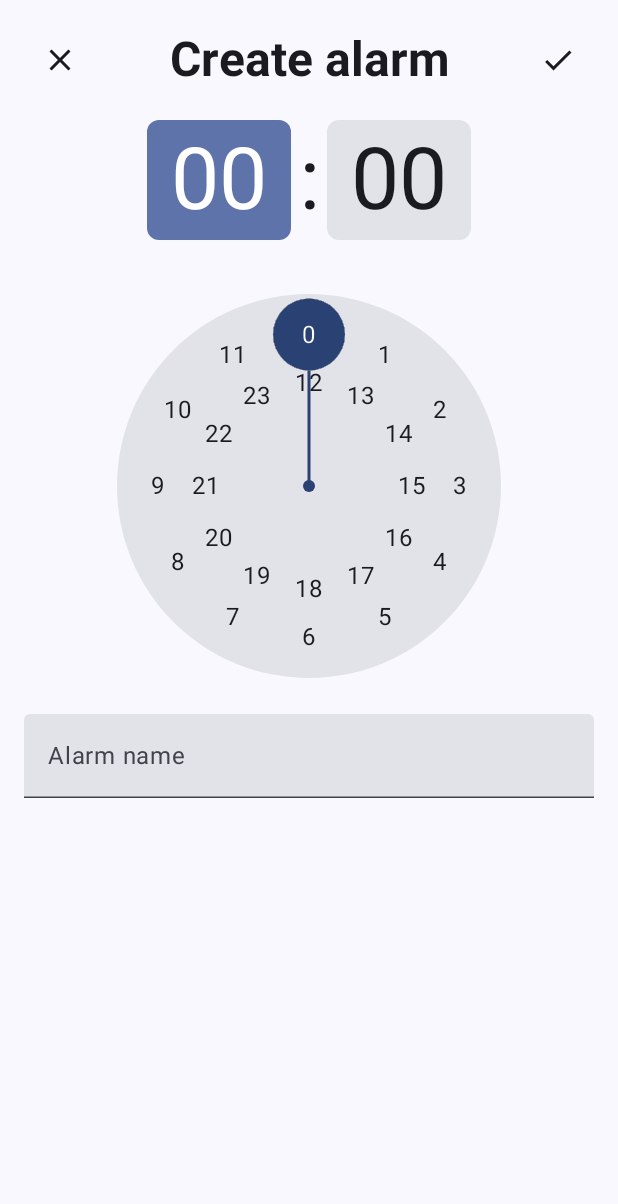
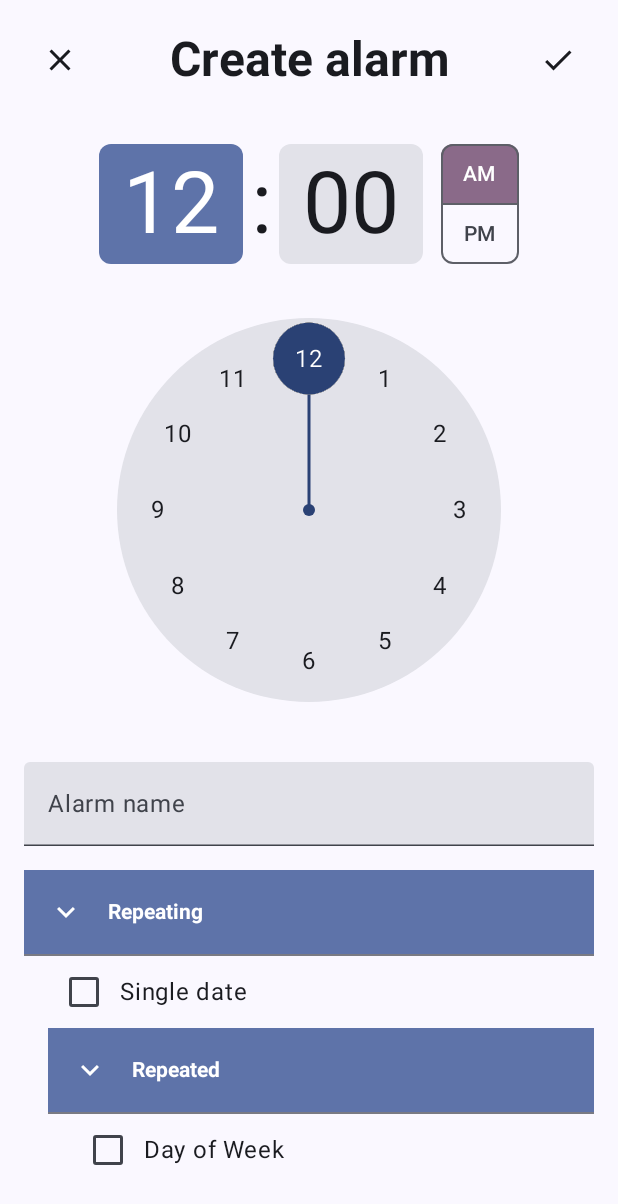
Before and after one commit to LeFlo62/Never-Late, an Android app built with Jetpack Compose: the screen it shows after launch (EditAlarmActivity), after a tap on "Add", on a phone screen of 412 x 824 dp. Shown: the top 1204 px of the screen. Run offline under Robolectric (Android 15) with nearby library versions, the phone set to English and light mode, and no system bars; our stand-ins replace Room's generated code, livedata-compose; 1 statement that could not run was skipped.

Commit message:
Added rules to alarms

```diff
--- a/app/build.gradle.kts
+++ b/app/build.gradle.kts
@@ -67,6 +67,7 @@ dependencies {
     implementation(platform("androidx.compose:compose-bom:2023.03.00"))
     implementation("androidx.appcompat:appcompat:1.6.1")
     implementation(platform("androidx.compose:compose-bom:2023.08.00"))
+    implementation("com.google.code.gson:gson:2.10")
     testImplementation("junit:junit:4.13.2")
     androidTestImplementation("androidx.test.ext:junit:1.1.5")
     androidTestImplementation("androidx.test.espresso:espresso-core:3.5.1")
--- a/app/src/main/java/fr/isep/mobiledev/neverlate/AppDatabase.kt
+++ b/app/src/main/java/fr/isep/mobiledev/neverlate/AppDatabase.kt
@@ -4,10 +4,13 @@ import android.content.Context
 import androidx.room.Database
 import androidx.room.Room
 import androidx.room.RoomDatabase
+import androidx.room.TypeConverters
+import fr.isep.mobiledev.neverlate.converter.RuleConverter
 import fr.isep.mobiledev.neverlate.dao.AlarmDao
 import fr.isep.mobiledev.neverlate.entities.Alarm
 
-@Database(entities = [Alarm::class], version = 1)
+@Database(entities = [Alarm::class], version = 10)
+@TypeConverters(RuleConverter::class)
 abstract class AppDatabase : RoomDatabase() {
 
     abstract fun alarmDao(): AlarmDao
@@ -23,7 +26,9 @@ abstract class AppDatabase : RoomDatabase() {
         }
 
         private fun buildDatabase(context: Context): AppDatabase {
-            return Room.databaseBuilder(context, AppDatabase::class.java, "neverlate")
+            return Room
+                .databaseBuilder(context, AppDatabase::class.java, "neverlate")
+                .fallbackToDestructiveMigration()
                 .build()
         }
     }
--- a/app/src/main/java/fr/isep/mobiledev/neverlate/activities/EditAlarmActivity.kt
+++ b/app/src/main/java/fr/isep/mobiledev/neverlate/activities/EditAlarmActivity.kt
@@ -1,25 +1,29 @@
 package fr.isep.mobiledev.neverlate.activities
 
-import android.annotation.SuppressLint
 import android.os.Bundle
 import androidx.activity.ComponentActivity
 import androidx.activity.compose.setContent
 import androidx.activity.viewModels
 import androidx.compose.foundation.BorderStroke
-import androidx.compose.foundation.border
+import androidx.compose.foundation.layout.Arrangement
 import androidx.compose.foundation.layout.Column
 import androidx.compose.foundation.layout.Row
 import androidx.compose.foundation.layout.fillMaxSize
 import androidx.compose.foundation.layout.fillMaxWidth
 import androidx.compose.foundation.layout.padding
+import androidx.compose.foundation.rememberScrollState
+import androidx.compose.foundation.verticalScroll
 import androidx.compose.material.icons.Icons
 import androidx.compose.material.icons.filled.Check
 import androidx.compose.material.icons.filled.Close
-import androidx.compose.material3.Button
-import androidx.compose.material3.ButtonDefaults
+import androidx.compose.material3.Checkbox
+import androidx.compose.material3.DatePicker
+import androidx.compose.material3.DatePickerState
+import androidx.compose.material3.DisplayMode
 import androidx.compose.material3.ExperimentalMaterial3Api
 import androidx.compose.material3.Icon
 import androidx.compose.material3.IconButton
+import androidx.compose.material3.IconButtonDefaults
 import androidx.compose.material3.MaterialTheme
 import androidx.compose.material3.OutlinedButton
 import androidx.compose.material3.Surface
@@ -27,14 +31,16 @@ import androidx.compose.material3.Text
 import androidx.compose.material3.TextField
 import androidx.compose.material3.TimePicker
 import androidx.compose.material3.TimePickerState
+import androidx.compose.material3.minimumInteractiveComponentSize
 import androidx.compose.runtime.Composable
 import androidx.compose.runtime.getValue
-import androidx.compose.runtime.livedata.observeAsState
 import androidx.compose.runtime.mutableStateOf
 import androidx.compose.runtime.remember
 import androidx.compose.runtime.setValue
 import androidx.compose.ui.Alignment
 import androidx.compose.ui.Modifier
+import androidx.compose.ui.res.booleanResource
+import androidx.compose.ui.res.stringArrayResource
 import androidx.compose.ui.res.stringResource
 import androidx.compose.ui.text.font.FontWeight
 import androidx.compose.ui.text.style.TextAlign
@@ -47,6 +53,11 @@ import fr.isep.mobiledev.neverlate.dto.AlarmDTO
 import fr.isep.mobiledev.neverlate.entities.Alarm
 import fr.isep.mobiledev.neverlate.model.AlarmViewModel
 import fr.isep.mobiledev.neverlate.model.AlarmViewModelFactory
+import fr.isep.mobiledev.neverlate.rules.DayOfWeek
+import fr.isep.mobiledev.neverlate.rules.PreciseDate
+import fr.isep.mobiledev.neverlate.rules.Rule
+import fr.isep.mobiledev.neverlate.utils.Section
+import java.util.Calendar
 
 class EditAlarmActivity : ComponentActivity() {
 
@@ -64,14 +75,13 @@ class EditAlarmActivity : ComponentActivity() {
                     color = MaterialTheme.colorScheme.background
                 ) {
                     if(intent.hasExtra(AlarmDTO.ALARM_EXTRA)) {
-                        val alarmDto : AlarmDTO?
-                        if (android.os.Build.VERSION.SDK_INT >= android.os.Build.VERSION_CODES.TIRAMISU) {
-                            alarmDto = intent.getParcelableExtra(AlarmDTO.ALARM_EXTRA, AlarmDTO::class.java)
+                        val alarmDto : AlarmDTO? = if (android.os.Build.VERSION.SDK_INT >= android.os.Build.VERSION_CODES.TIRAMISU) {
+                            intent.getParcelableExtra(AlarmDTO.ALARM_EXTRA, AlarmDTO::class.java)
                         } else {
-                            alarmDto = intent.getParcelableExtra<AlarmDTO>(AlarmDTO.ALARM_EXTRA)
+                            intent.getParcelableExtra<AlarmDTO>(AlarmDTO.ALARM_EXTRA)
                         }
                         if(alarmDto != null) {
-                            EditAlarm(Alarm(alarmDto.id, if(alarmDto.name != null) alarmDto.name!! else "", alarmDto.hour, alarmDto.minute, alarmDto.toggled))
+                            EditAlarm(Alarm(alarmDto.id, if(alarmDto.name != null) alarmDto.name!! else "", alarmDto.hour, alarmDto.minute, alarmDto.toggled, alarmDto.rules))
                         }
                     } else {
                         EditAlarm()
@@ -90,12 +100,20 @@ class EditAlarmActivity : ComponentActivity() {
             return
         }
 
+        val currentYear = Calendar.getInstance().get(Calendar.YEAR)
+
         Column(modifier = Modifier
             .fillMaxSize()
-            .padding(16.dp)){
+            .padding(16.dp)
+            .verticalScroll(rememberScrollState()),
+            verticalArrangement = Arrangement.spacedBy(16.dp)
+        ){
+            val is24Hour = booleanResource(id = R.bool.is24Hour)
+            val timeState by remember(alarm) { mutableStateOf(TimePickerState(alarm.hour, alarm.minute, is24Hour)) }
+            var name by remember(alarm) { mutableStateOf(alarm.name) }
+            var rules by remember(alarm) { mutableStateOf(alarm.rules) }
 
-            val timeState by remember(alarm) { mutableStateOf(TimePickerState(alarm.hour, alarm.minute, true)) }
-            var name by remember(alarm) { mutableStateOf(alarm.name) }
+            val datePickerState by remember { mutableStateOf(DatePickerState(System.currentTimeMillis(), null, currentYear..(currentYear+100), DisplayMode.Picker)) }
 
             Row(modifier = Modifier
                 .fillMaxWidth()
@@ -124,6 +142,12 @@ class EditAlarmActivity : ComponentActivity() {
                         alarm.minute = timeState.minute
                         alarm.name = name
 
+                        if(rules.any{ it.javaClass == PreciseDate::class.java }){
+                            rules = listOf(PreciseDate(Calendar.getInstance().apply { timeInMillis = datePickerState.selectedDateMillis!! }))
+                        }
+
+                        alarm.rules = rules
+
                         alarmViewModel.upsert(alarm)
                         finish()
                     }
@@ -133,22 +157,68 @@ class EditAlarmActivity : ComponentActivity() {
             }
 
             TimePicker(state = timeState, modifier = Modifier.fillMaxWidth())
+
             TextField(value = name,
                 modifier = Modifier.fillMaxWidth(),
                 singleLine = true,
                 placeholder = { Text(text = stringResource(R.string.alarm_name)) },
                 onValueChange = {
                     name = it
-                    println(name)
                 }
             )
 
 
+            //TODO save to database
+            Section(name = stringResource(R.string.repeat), opened = true) {
+                var singleDate by remember { mutableStateOf(rules.any { it.javaClass == PreciseDate::class.java }) }
+                Row{
+                    Checkbox(checked = singleDate, onCheckedChange = {
+                        singleDate = it
+                    })
+                    Text(text = stringResource(R.string.single_date), modifier = Modifier.align(Alignment.CenterVertically))
+                }
+                if(singleDate){
+                    DatePicker(state = datePickerState, modifier = Modifier.fillMaxWidth())
+                }
+                Section(name = stringResource(id = R.string.repeated), opened = true, disabled = singleDate) {
+                    var dayOfWeek by remember(alarm) { mutableStateOf(rules.any{it.javaClass == DayOfWeek::class.java}) }
+                    Row{
+                        Checkbox(checked = dayOfWeek, onCheckedChange = {dayOfWeek = it})
+                        Text(text = stringResource(R.string.day_of_week), modifier = Modifier.align(Alignment.CenterVertically))
+                    }
+                    if(dayOfWeek){
+                        var days by remember(alarm) { mutableStateOf(if(rules.any{it.javaClass == DayOfWeek::class.java}) (rules.find { it.javaClass == DayOfWeek::class.java } as DayOfWeek).days else listOf(false, false, false, false, false, false, false)) }
+
+                        Row{
+                            for(day in 0..6){
+                               IconButton(
+                                  onClick = {
+                                    days = days.toMutableList().apply {
+                                         set(day, !get(day))
+                                    }
+                                    rules = listOf(DayOfWeek(days))
+                                  },
+                                  modifier = Modifier
+                                      .weight(1f)
+                                      .minimumInteractiveComponentSize()
+                                      .padding(4.dp),
+                                  colors = IconButtonDefaults.iconButtonColors(
+                                    containerColor = if(days[day]) MaterialTheme.colorScheme.primary else MaterialTheme.colorScheme.primaryContainer,
+                                    contentColor = if(days[day]) MaterialTheme.colorScheme.onPrimary else MaterialTheme.colorScheme.onPrimaryContainer
+                                  )
+                               ) {
+                                   Text(text = stringArrayResource(id = R.array.day_of_week_short)[day])
+                               }
+                            }
+                        }
+                    }
+                }
+            }
+
             if(alarm.id != 0){
                 OutlinedButton(
                     modifier = Modifier
-                        .fillMaxWidth()
-                        .padding(top = 16.dp),
+                        .fillMaxWidth(),
                     border = BorderStroke(1.dp, MaterialTheme.colorScheme.error),
                     onClick = {
                         alarmViewModel.delete(alarm)
--- a/app/src/main/java/fr/isep/mobiledev/neverlate/activities/MainActivity.kt
+++ b/app/src/main/java/fr/isep/mobiledev/neverlate/activities/MainActivity.kt
@@ -4,6 +4,7 @@ import android.app.AlarmManager
 import android.app.PendingIntent
 import android.content.Intent
 import android.os.Bundle
+import android.text.format.DateFormat
 import androidx.activity.ComponentActivity
 import androidx.activity.compose.setContent
 import androidx.activity.viewModels
@@ -36,6 +37,7 @@ import androidx.compose.runtime.remember
 import androidx.compose.runtime.setValue
 import androidx.compose.ui.Alignment
 import androidx.compose.ui.Modifier
+import androidx.compose.ui.res.stringResource
 import androidx.compose.ui.text.font.FontWeight
 import androidx.compose.ui.tooling.preview.Preview
 import androidx.compose.ui.unit.dp
@@ -46,6 +48,7 @@ import fr.isep.mobiledev.neverlate.dto.AlarmDTO
 import fr.isep.mobiledev.neverlate.entities.Alarm
 import fr.isep.mobiledev.neverlate.model.AlarmViewModel
 import fr.isep.mobiledev.neverlate.model.AlarmViewModelFactory
+import java.util.Calendar
 
 
 class MainActivity : ComponentActivity() {
@@ -64,7 +67,7 @@ class MainActivity : ComponentActivity() {
                     color = MaterialTheme.colorScheme.background
                 ) {
                     Box{
-                        AlarmList(alarmViewModel)
+                        AlarmList()
                         IconButton(
                             modifier = Modifier
                                 .align(Alignment.BottomCenter)
@@ -88,8 +91,8 @@ class MainActivity : ComponentActivity() {
     }
 
     @Composable
-    private fun AlarmList(viewModel : AlarmViewModel){
-        val alarms : List<Alarm> by viewModel.allAlarms.observeAsState(listOf())
+    private fun AlarmList(){
+        val alarms : List<Alarm> by alarmViewModel.allAlarms.observeAsState(listOf())
 
         LazyColumn(modifier = Modifier
             .fillMaxSize()
@@ -107,7 +110,6 @@ class MainActivity : ComponentActivity() {
         }
     }
 
-    @Preview(showBackground = true)
     @Composable
     fun AlarmItem(modifier: Modifier = Modifier, alarm: Alarm = Alarm(0, "Test", 9, 10, true)) {
         Row(modifier = Modifier
@@ -124,8 +126,13 @@ class MainActivity : ComponentActivity() {
                     Text(text = alarm.name, style = MaterialTheme.typography.labelSmall, modifier = Modifier.fillMaxWidth(), color = MaterialTheme.colorScheme.onPrimaryContainer)
                 }
 
-                Text(text = "${alarm.hour}:${alarm.minute}", style = MaterialTheme.typography.headlineLarge, fontWeight = FontWeight.Bold, color = MaterialTheme.colorScheme.onPrimaryContainer)
-                Text(text = "Tomorrow", style = MaterialTheme.typography.labelLarge, color = MaterialTheme.colorScheme.onPrimaryContainer)
+                val formattedTriggerTime = DateFormat.format(stringResource(R.string.time_format), (24*60*alarm.hour+alarm.minute)*60*1000L).toString()
+                Text(text = formattedTriggerTime, style = MaterialTheme.typography.headlineLarge, fontWeight = FontWeight.Bold, color = MaterialTheme.colorScheme.onPrimaryContainer)
+
+                val calendar : Calendar = Calendar.getInstance()
+                calendar.timeInMillis = alarm.getNextExecution()
+                val formattedDate = android.text.format.DateFormat.format(stringResource(R.string.full_date_format), calendar).toString()
+                Text(text = formattedDate, style = MaterialTheme.typography.labelLarge, color = MaterialTheme.colorScheme.onPrimaryContainer)
 
             }
 
--- /dev/null
+++ b/app/src/main/java/fr/isep/mobiledev/neverlate/converter/Convertable.kt
@@ -0,0 +1,5 @@
+package fr.isep.mobiledev.neverlate.converter
+
+interface Convertable {
+    fun getClassName(): String
+}
--- /dev/null
+++ b/app/src/main/java/fr/isep/mobiledev/neverlate/rules/Rule.kt
@@ -0,0 +1,9 @@
+package fr.isep.mobiledev.neverlate.rules
+
+import fr.isep.mobiledev.neverlate.converter.Convertable
+
+interface Rule : Convertable {
+
+    fun getNextExecution(time : Long) : Long
+
+}
--- /dev/null
+++ b/app/src/main/java/fr/isep/mobiledev/neverlate/utils/Section.kt
@@ -0,0 +1,65 @@
+package fr.isep.mobiledev.neverlate.utils
+
+import androidx.compose.foundation.background
+import androidx.compose.foundation.clickable
+import androidx.compose.foundation.layout.Column
+import androidx.compose.foundation.layout.Row
+import androidx.compose.foundation.layout.fillMaxWidth
+import androidx.compose.foundation.layout.padding
+import androidx.compose.material.icons.Icons
+import androidx.compose.material.icons.filled.KeyboardArrowDown
+import androidx.compose.material.icons.filled.KeyboardArrowUp
+import androidx.compose.material3.Divider
+import androidx.compose.material3.Icon
+import androidx.compose.material3.MaterialTheme
+import androidx.compose.material3.Text
+import androidx.compose.runtime.Composable
+import androidx.compose.runtime.getValue
+import androidx.compose.runtime.mutableStateOf
+import androidx.compose.runtime.remember
+import androidx.compose.runtime.setValue
+import androidx.compose.ui.Modifier
+import androidx.compose.ui.tooling.preview.Preview
+import androidx.compose.ui.unit.Dp
+import androidx.compose.ui.unit.dp
+
+@Composable
+fun Section(modifier : Modifier = Modifier, headerModifier : Modifier = Modifier, name: String, opened: Boolean = false, disabled : Boolean = false, paddingLeft: Dp = 16.dp, content: @Composable () -> Unit) {
+    var _opened : Boolean by remember(opened, disabled) { mutableStateOf(!disabled && opened) }
+    Column(modifier = modifier) {
+        Row(
+            modifier = Modifier
+                .then(headerModifier)
+                .background(if(disabled) MaterialTheme.colorScheme.secondaryContainer else MaterialTheme.colorScheme.primaryContainer)
+                .fillMaxWidth()
+                .clickable {
+                    _opened = !disabled && !_opened
+                },
+            verticalAlignment = androidx.compose.ui.Alignment.CenterVertically
+        ) {
+            Icon(
+                imageVector = if (_opened) Icons.Filled.KeyboardArrowDown else Icons.Filled.KeyboardArrowUp,
+                contentDescription = null,
+                tint = MaterialTheme.colorScheme.onPrimaryContainer,
+                modifier = Modifier.padding(16.dp)
+            )
+            Text(
+                text = name,
+                color = MaterialTheme.colorScheme.onPrimaryContainer,
+                style = androidx.compose.ui.text.TextStyle(fontWeight = androidx.compose.ui.text.font.FontWeight.Bold),
+                textAlign = androidx.compose.ui.text.style.TextAlign.Start,
+                modifier = Modifier.weight(1f)
+            )
+        }
+        Divider()
+        if (_opened && !disabled) {
+            Column(
+                modifier = Modifier
+                    .fillMaxWidth()
+                    .padding(start = paddingLeft)
+            ){
+                content()
+            }
+        }
+    }
+}
--- /dev/null
+++ b/app/src/main/res/values/presets.xml
@@ -0,0 +1,4 @@
+<?xml version="1.0" encoding="utf-8"?>
+<resources>
+    <bool name="is24Hour">false</bool>
+</resources>
--- a/app/src/main/res/values/strings.xml
+++ b/app/src/main/res/values/strings.xml
@@ -10,4 +10,20 @@
     <string name="close">Close</string>
     <string name="save">Save</string>
     <string name="add">Add</string>
+    <string name="repeat">Repeating</string>
+    <string name="single_date">Single date</string>
+    <string name="repeated">Repeated</string>
+    <string name="day_of_week">Day of Week</string>
+    <string name="full_date_format">M/d/yy hh:mm a</string>
+    <string name="time_format">hh:mm a</string>
+    <string-array name="day_of_week_short">
+        <item>S</item>
+        <item>M</item>
+        <item>T</item>
+        <item>W</item>
+        <item>T</item>
+        <item>F</item>
+        <item>S</item>
+    </string-array>
+
 </resources>
```
Also changed, not shown: app/src/main/java/fr/isep/mobiledev/neverlate/converter/ConvertableDeserializer.kt (added, +34 -0 lines), app/src/main/java/fr/isep/mobiledev/neverlate/converter/RuleConverter.kt (added, +42 -0 lines), app/src/main/java/fr/isep/mobiledev/neverlate/dto/AlarmDTO.kt (+8 -3 lines), app/src/main/java/fr/isep/mobiledev/neverlate/entities/Alarm.kt (+19 -2 lines), app/src/main/java/fr/isep/mobiledev/neverlate/rules/RuleFunctions.kt (added, +81 -0 lines), 2 other files.
